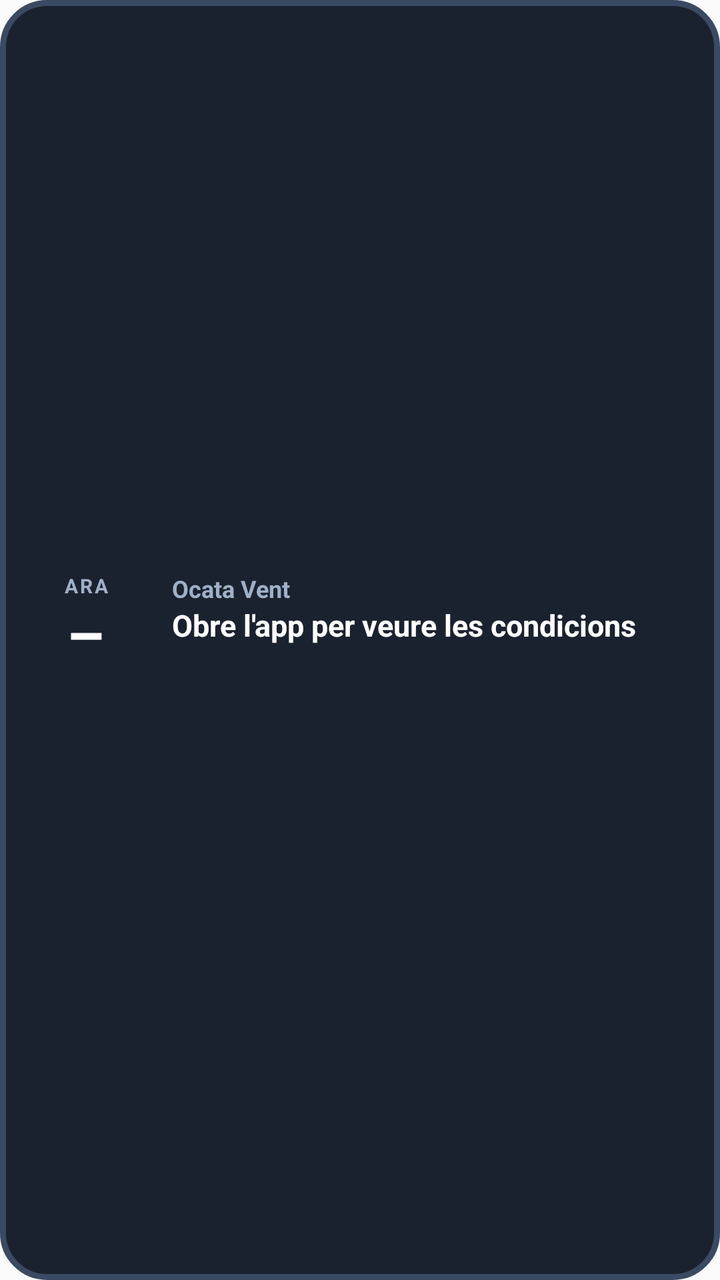
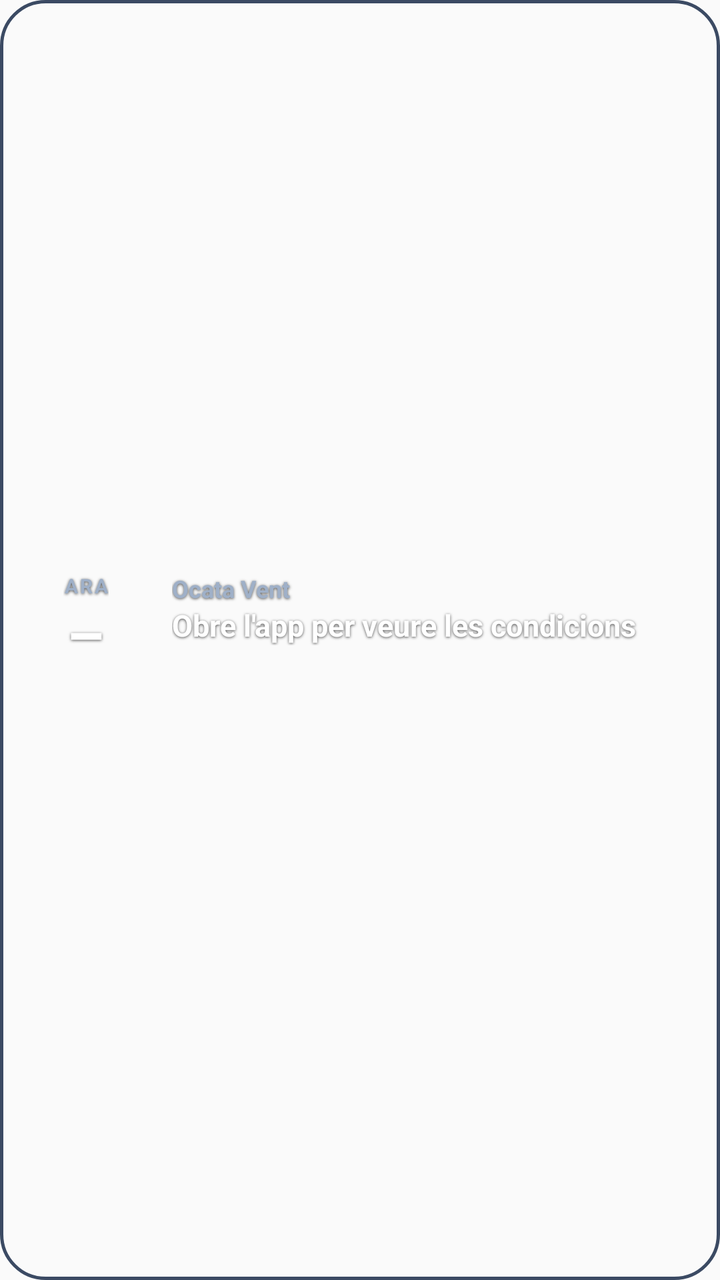

Before-and-after screenshots of an Android layout around one commit, followed by the original layout XML and the change that was made.
<!-- AndroidManifest.xml: application theme AppTheme -->
<!-- res/layout/widget_vent.xml -->
<?xml version="1.0" encoding="utf-8"?>
<LinearLayout xmlns:android="http://schemas.android.com/apk/res/android"
    android:id="@+id/wRoot"
    android:layout_width="match_parent"
    android:layout_height="match_parent"
    android:orientation="vertical"
    android:gravity="center_vertical"
    android:padding="8dp"
    android:background="@drawable/widget_bg_none">

  <LinearLayout
    android:layout_width="match_parent"
    android:layout_height="wrap_content"
    android:orientation="horizontal"
    android:gravity="center_vertical">

    <LinearLayout
        android:layout_width="wrap_content"
        android:layout_height="wrap_content"
        android:minWidth="70dp"
        android:orientation="vertical"
        android:gravity="center_horizontal">
        <TextView
            android:id="@+id/wNowTag"
            android:layout_width="wrap_content"
            android:layout_height="wrap_content"
            android:text="ARA"
            android:textColor="#9FB0C8"
            android:textSize="10sp"
            android:textStyle="bold"
            android:letterSpacing="0.1"
            android:includeFontPadding="false"
            android:layout_marginBottom="2dp"
            android:maxLines="1" />
        <TextView
            android:id="@+id/wScore"
            android:layout_width="wrap_content"
            android:layout_height="wrap_content"
            android:text="–"
            android:textColor="#FFFFFF"
            android:textSize="30sp"
            android:textStyle="bold"
            android:includeFontPadding="false"
            android:maxLines="1" />
        <TextView
            android:id="@+id/wVerd"
            android:layout_width="wrap_content"
            android:layout_height="wrap_content"
            android:textColor="#FFFFFF"
            android:textSize="12sp"
            android:textStyle="bold"
            android:letterSpacing="0.05"
            android:maxLines="1" />
    </LinearLayout>

    <LinearLayout
        android:layout_width="0dp"
        android:layout_height="wrap_content"
        android:layout_weight="1"
        android:layout_marginStart="8dp"
        android:orientation="vertical">
        <TextView
            android:id="@+id/wTitle"
            android:layout_width="match_parent"
            android:layout_height="wrap_content"
            android:text="Ocata Vent"
            android:textColor="#9FB0C8"
            android:textSize="12sp"
            android:textStyle="bold"
            android:maxLines="1"
            android:ellipsize="end" />
        <TextView
            android:id="@+id/wWind"
            android:layout_width="match_parent"
            android:layout_height="wrap_content"
            android:text="Obre l'app per veure les condicions"
            android:textColor="#FFFFFF"
            android:textSize="15sp"
            android:textStyle="bold"
            android:maxLines="1"
            android:ellipsize="end" />
        <TextView
            android:id="@+id/wWave"
            android:layout_width="match_parent"
            android:layout_height="wrap_content"
            android:textColor="#E6ECF5"
            android:textSize="13sp"
            android:maxLines="1"
            android:ellipsize="end" />
        <LinearLayout
            android:layout_width="match_parent"
            android:layout_height="wrap_content"
            android:orientation="horizontal"
            android:gravity="bottom">
            <TextView
                android:id="@+id/wSrc"
                android:layout_width="0dp"
                android:layout_height="wrap_content"
                android:layout_weight="1"
                android:textColor="#9FB0C8"
                android:textSize="10sp"
                android:maxLines="1"
                android:ellipsize="end" />
            
            <TextView
                android:id="@+id/wFcTag"
                android:layout_width="wrap_content"
                android:layout_height="wrap_content"
                android:layout_marginStart="6dp"
                android:text="PREVISIÓ ▾"
                android:textColor="#9FB0C8"
                android:textSize="10sp"
                android:textStyle="bold"
                android:letterSpacing="0.1"
                android:maxLines="1"
                android:visibility="gone" />
        </LinearLayout>
    </LinearLayout>
  </LinearLayout>

    <LinearLayout
        android:id="@+id/wWeek"
        android:layout_width="match_parent"
        android:layout_height="wrap_content"
        android:layout_marginTop="5dp"
        android:orientation="horizontal"
        android:visibility="gone" />
</LinearLayout>
<!-- resources referenced by this layout -->
<resources>
  <!-- drawable widget_bg_none (drawable) -->
  <?xml version="1.0" encoding="utf-8"?>
  <shape xmlns:android="http://schemas.android.com/apk/res/android" android:shape="rectangle">
      <solid android:color="#F20F1724"/>
      <stroke android:width="3dp" android:color="#3B4A63"/>
      <corners android:radius="22dp"/>
  </shape>
  <style name="AppTheme" parent="Theme.AppCompat.Light.DarkActionBar">
          
          <item name="colorPrimary">@color/colorPrimary</item>
          <item name="colorPrimaryDark">@color/colorPrimaryDark</item>
          <item name="colorAccent">@color/colorAccent</item>
      </style>
</resources>

<!-- the commit's change to res/layout/widget_vent.xml (unified diff, before → after) -->
@@ -25,6 +25,9 @@
             android:layout_width="wrap_content"
             android:layout_height="wrap_content"
             android:text="ARA"
+            android:shadowColor="#B3000000"
+            android:shadowRadius="3"
+            android:shadowDy="1"
             android:textColor="#9FB0C8"
             android:textSize="10sp"
             android:textStyle="bold"
@@ -37,6 +40,9 @@
             android:layout_width="wrap_content"
             android:layout_height="wrap_content"
             android:text="–"
+            android:shadowColor="#B3000000"
+            android:shadowRadius="3"
+            android:shadowDy="1"
             android:textColor="#FFFFFF"
             android:textSize="30sp"
             android:textStyle="bold"
@@ -46,6 +52,9 @@
             android:id="@+id/wVerd"
             android:layout_width="wrap_content"
             android:layout_height="wrap_content"
+            android:shadowColor="#B3000000"
+            android:shadowRadius="3"
+            android:shadowDy="1"
             android:textColor="#FFFFFF"
             android:textSize="12sp"
             android:textStyle="bold"
@@ -64,6 +73,9 @@
             android:layout_width="match_parent"
             android:layout_height="wrap_content"
             android:text="Ocata Vent"
+            android:shadowColor="#B3000000"
+            android:shadowRadius="3"
+            android:shadowDy="1"
             android:textColor="#9FB0C8"
             android:textSize="12sp"
             android:textStyle="bold"
@@ -74,6 +86,9 @@
             android:layout_width="match_parent"
             android:layout_height="wrap_content"
             android:text="Obre l'app per veure les condicions"
+            android:shadowColor="#B3000000"
+            android:shadowRadius="3"
+            android:shadowDy="1"
             android:textColor="#FFFFFF"
             android:textSize="15sp"
             android:textStyle="bold"
@@ -83,6 +98,9 @@
             android:id="@+id/wWave"
             android:layout_width="match_parent"
             android:layout_height="wrap_content"
+            android:shadowColor="#B3000000"
+            android:shadowRadius="3"
+            android:shadowDy="1"
             android:textColor="#E6ECF5"
             android:textSize="13sp"
             android:maxLines="1"
@@ -97,7 +115,10 @@
                 android:layout_width="0dp"
                 android:layout_height="wrap_content"
                 android:layout_weight="1"
-                android:textColor="#9FB0C8"
+                android:shadowColor="#B3000000"
+            android:shadowRadius="3"
+            android:shadowDy="1"
+            android:textColor="#9FB0C8"
                 android:textSize="10sp"
                 android:maxLines="1"
                 android:ellipsize="end" />
@@ -108,7 +129,10 @@
                 android:layout_height="wrap_content"
                 android:layout_marginStart="6dp"
                 android:text="PREVISIÓ ▾"
-                android:textColor="#9FB0C8"
+                android:shadowColor="#B3000000"
+            android:shadowRadius="3"
+            android:shadowDy="1"
+            android:textColor="#9FB0C8"
                 android:textSize="10sp"
                 android:textStyle="bold"
                 android:letterSpacing="0.1"
<!-- resource entries referenced after the edit -->
@@ -3,8 +3,8 @@
   <!-- drawable widget_bg_none (drawable) -->
   <?xml version="1.0" encoding="utf-8"?>
   <shape xmlns:android="http://schemas.android.com/apk/res/android" android:shape="rectangle">
-      <solid android:color="#F20F1724"/>
-      <stroke android:width="3dp" android:color="#3B4A63"/>
+      <solid android:color="@android:color/transparent"/>
+      <stroke android:width="1.5dp" android:color="#3B4A63"/>
       <corners android:radius="22dp"/>
   </shape>
   <style name="AppTheme" parent="Theme.AppCompat.Light.DarkActionBar">
